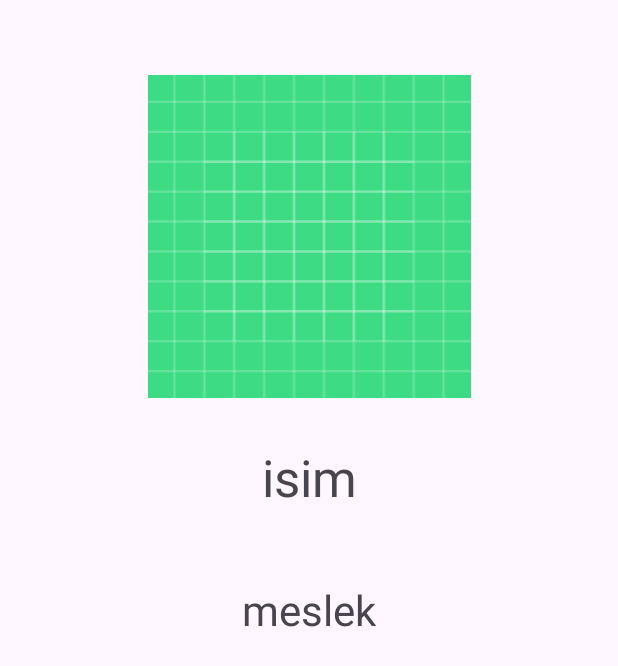
After one commit to esmanureral/BTK-KotlinIleAndroidMobilUygulamaGelistirme, an Android app: the TanitimAktivitesi screen opened directly, with no data from a screen before it, on a phone screen of 412 x 824 dp. The commit adds this screen. Shown: the top 666 px of the screen. Run offline under Robolectric (Android 15) with nearby library versions, the phone set to English and light mode, and no system bars; 4 statements that could not run were skipped.

Commit message:
son hali

```diff
--- a/RecyclerView/app/src/main/AndroidManifest.xml
+++ b/RecyclerView/app/src/main/AndroidManifest.xml
@@ -13,6 +13,9 @@
         android:theme="@style/Theme.RecyclerView"
         tools:targetApi="31">
         <activity
+            android:name=".TanitimAktivitesi"
+            android:exported="false" />
+        <activity
             android:name=".MainActivity"
             android:exported="true">
             <intent-filter>
--- a/RecyclerView/app/src/main/java/com/esmanureral/recyclerview/SuperKahraman.kt
+++ b/RecyclerView/app/src/main/java/com/esmanureral/recyclerview/SuperKahraman.kt
@@ -1,5 +1,9 @@
 package com.esmanureral.recyclerview
 
-class SuperKahraman(val isim:String,val meslek:String,val gorsel:Int) {
+import java.io.Serializable
+
+//Adapter classında intent.putExtra yaparken tip dönüşümünü kolay hala getrimek için serializable  kullandık
+//Serialization (Serileştirme), bir nesnenin (object) bellekteki durumunun bayt dizisine dönüştürülerek kaydedilmesi, saklanması veya ağ üzerinden iletilmesi işlemidir.
+class SuperKahraman(val isim:String,val meslek:String,val gorsel:Int):Serializable {
 
 }
--- /dev/null
+++ b/RecyclerView/app/src/main/java/com/esmanureral/recyclerview/TanitimAktivitesi.kt
@@ -0,0 +1,34 @@
+package com.esmanureral.recyclerview
+
+import android.os.Bundle
+import androidx.activity.enableEdgeToEdge
+import androidx.appcompat.app.AppCompatActivity
+import androidx.core.view.ViewCompat
+import androidx.core.view.WindowInsetsCompat
+import com.esmanureral.recyclerview.databinding.ActivityMainBinding
+import com.esmanureral.recyclerview.databinding.ActivityTanitimAktivitesiBinding
+
+class TanitimAktivitesi : AppCompatActivity() {
+    private lateinit var binding: ActivityTanitimAktivitesiBinding
+
+    override fun onCreate(savedInstanceState: Bundle?) {
+        super.onCreate(savedInstanceState)
+        binding= ActivityTanitimAktivitesiBinding.inflate(layoutInflater)
+        val view=binding.root
+        setContentView(view)
+        enableEdgeToEdge()
+        ViewCompat.setOnApplyWindowInsetsListener(findViewById(R.id.main)) { v, insets ->
+            val systemBars = insets.getInsets(WindowInsetsCompat.Type.systemBars())
+            v.setPadding(systemBars.left, systemBars.top, systemBars.right, systemBars.bottom)
+            insets
+        }
+        val adapterdenGelenIntent=intent
+
+     // adapterdenGelenIntent.getSerializableExtra("secilenKahraman",SuperKahraman::class.java)
+
+        val secilenKahraman=adapterdenGelenIntent.getSerializableExtra("secilenKahraman")as SuperKahraman
+        binding.imageView.setImageResource(secilenKahraman.gorsel)
+        binding.isimtextView.text=secilenKahraman.isim
+        binding.meslektextView2.text=secilenKahraman.meslek
+    }
+}
--- /dev/null
+++ b/RecyclerView/app/src/main/res/layout/activity_tanitim_aktivitesi.xml
@@ -0,0 +1,43 @@
+<?xml version="1.0" encoding="utf-8"?>
+<androidx.constraintlayout.widget.ConstraintLayout xmlns:android="http://schemas.android.com/apk/res/android"
+    xmlns:app="http://schemas.android.com/apk/res-auto"
+    xmlns:tools="http://schemas.android.com/tools"
+    android:id="@+id/main"
+    android:layout_width="match_parent"
+    android:layout_height="match_parent"
+    tools:context=".TanitimAktivitesi">
+
+    <ImageView
+        android:id="@+id/imageView"
+        android:layout_width="216dp"
+        android:layout_height="215dp"
+        android:layout_marginTop="50dp"
+        app:layout_constraintEnd_toEndOf="parent"
+        app:layout_constraintStart_toStartOf="parent"
+        app:layout_constraintTop_toTopOf="parent"
+        app:srcCompat="@drawable/ic_launcher_background" />
+
+    <TextView
+        android:id="@+id/isimtextView"
+        android:layout_width="351dp"
+        android:layout_height="62dp"
+        android:layout_marginTop="30dp"
+        android:text="isim"
+        android:textAlignment="center"
+        android:textSize="34sp"
+        app:layout_constraintEnd_toEndOf="parent"
+        app:layout_constraintStart_toStartOf="parent"
+        app:layout_constraintTop_toBottomOf="@+id/imageView" />
+
+    <TextView
+        android:id="@+id/meslektextView2"
+        android:layout_width="351dp"
+        android:layout_height="62dp"
+        android:layout_marginTop="30dp"
+        android:text="meslek"
+        android:textAlignment="center"
+        android:textSize="28sp"
+        app:layout_constraintEnd_toEndOf="parent"
+        app:layout_constraintStart_toStartOf="parent"
+        app:layout_constraintTop_toBottomOf="@+id/isimtextView" />
+</androidx.constraintlayout.widget.ConstraintLayout>
```
Also changed, not shown: RecyclerView/app/src/main/java/com/esmanureral/recyclerview/MainActivity.kt (+11 -0 lines), RecyclerView/app/src/main/java/com/esmanureral/recyclerview/SuperKahramanAdapter.kt (added, +37 -0 lines), RecyclerView/app/src/main/res/layout/activity_main.xml (+8 -5 lines).
